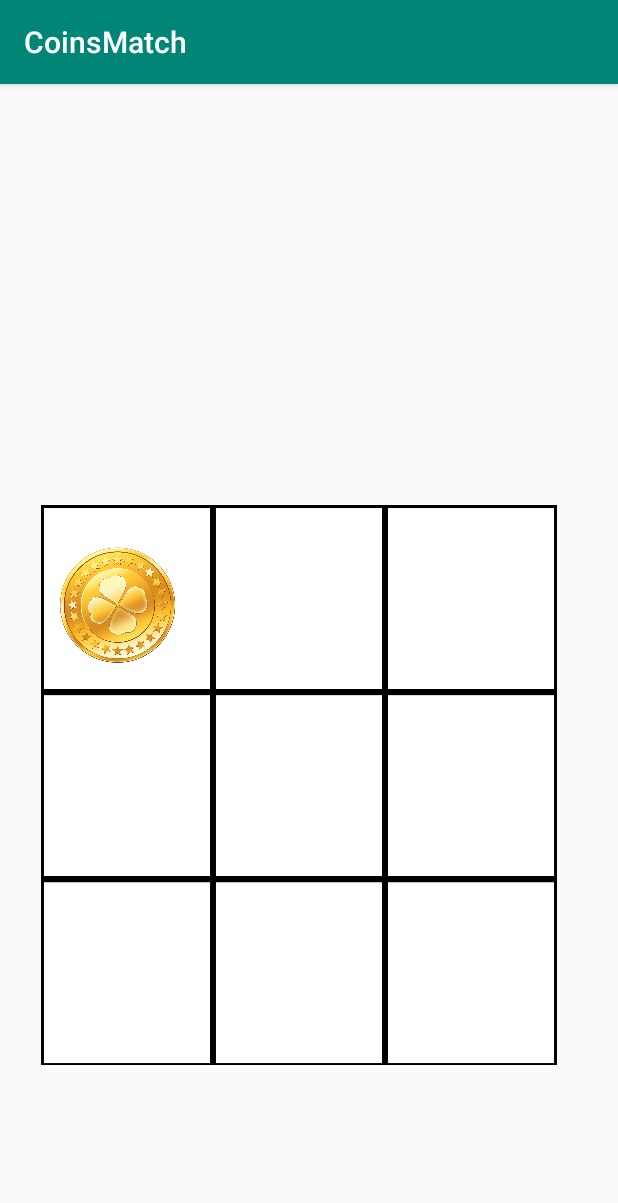
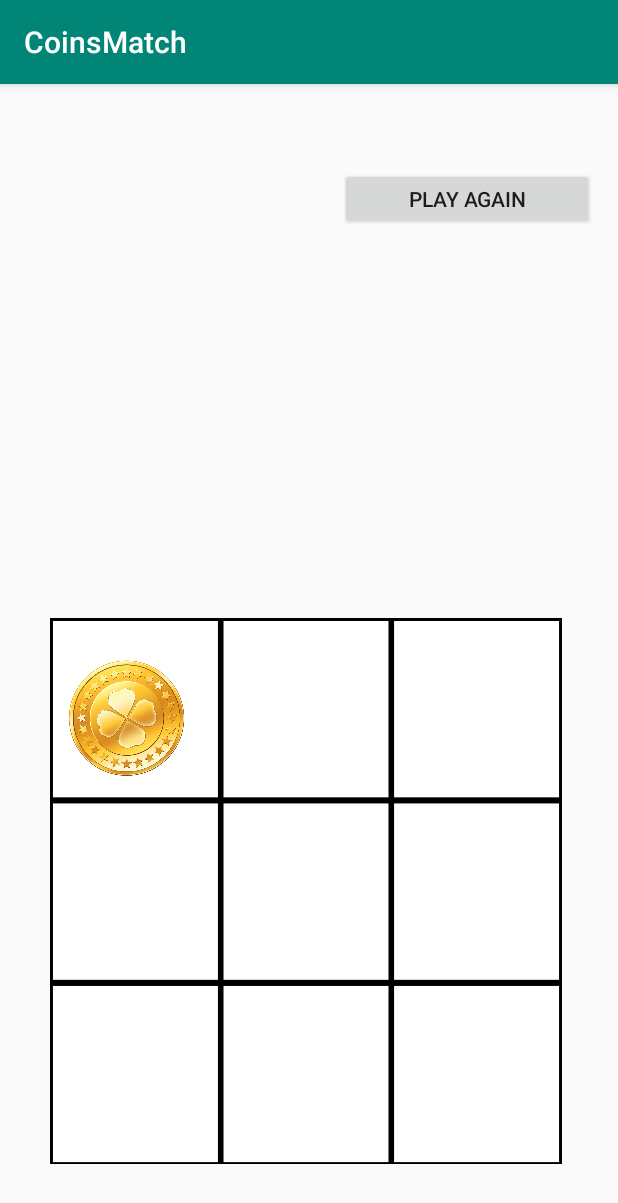
Before and after one commit to RandSaleh/CoinsMatch, an Android app: the screen it shows after launch (MainActivity), after a tap on an icon or button, on a phone screen of 412 x 824 dp. Shown: the top 1203 px of the screen. Run offline under Robolectric (Android 15) with nearby library versions, the phone set to English and light mode, and no system bars.

Commit message:
add play again

```diff
--- a/app/src/main/java/com/example/actc/coinsmatch/MainActivity.java
+++ b/app/src/main/java/com/example/actc/coinsmatch/MainActivity.java
@@ -3,101 +3,103 @@ package com.example.actc.coinsmatch;
 import android.os.Bundle;
 import android.support.v7.app.AppCompatActivity;
 import android.view.View;
+import android.widget.GridLayout;
+import android.widget.GridView;
 import android.widget.ImageView;
-import android.widget.Toast;
+import android.widget.TextView;
 
 public class MainActivity extends AppCompatActivity {
-    int numTurn=9;
-    int []memory={2,2,2,
-                  2,2,2,
-                  2,2,2};
-    int tagTemp=00; // this is just the initial value
-    boolean flag=false; // 0 if its yello tern
+    int numTurn = 9;
+    TextView txtWinner;
+    android.support.v7.widget.GridLayout countersGridView;
+    int[] memory = {4, 4, 4,
+            4, 4, 4,
+            4, 4, 4};
+    int tagTemp = 00; // this is just the initial value
+    boolean flag = false; // 0 if its yello tern
+
     /// The process for this method is to drop the image view off the screaan
     // then set the recourcse image for the image view
     //  drop it back again !
     public void dropIn(View view) {
         numTurn--;
+
         ImageView counter = (ImageView) view;
-        tagTemp= Integer.parseInt(counter.getTag().toString());
-
+        tagTemp = Integer.parseInt(counter.getTag().toString());
         counter.setTranslationY(-1500);
-        if (flag==false) {
+        if (flag == false) {
             //// yellow turn
             counter.setImageResource(R.drawable.goldcoin);
-            memory[tagTemp]=0;
+            memory[tagTemp] = 0;
             flag = true;
-
+            checkResult();
+        } else {
+            /// red turn
+            counter.setImageResource(R.drawable.coinred);
+            memory[tagTemp] = 1;
+            flag = false;
+            checkResult();
 
         }
-        else {
-            /// red turn
-            counter.setImageResource(R.drawable.coinred);
-            memory[tagTemp]=1;
-            flag=false;
-        }
-        System.out.println("test1 "+tagTemp+"    test2   "+memory[tagTemp]);
-
-
         counter.animate().translationY(30).setDuration(500);
-        if (numTurn==0){
-           // Toast.makeText(MainActivity.this, "The end ", Toast.LENGTH_LONG).show();
-            ShowResult();
-                }
+        if (numTurn == 0)
+            checkResult();
     }
 
 
-    public void ShowResult(){
-        if(memory[0]+memory[1]+memory[2]==3 || memory[0]+memory[3]+memory[6]==3||
-                memory[0]+memory[4]+memory[8]==3 ){
+    public void checkResult() {
+        if (memory[0] + memory[1] + memory[2] == 3 || memory[0] + memory[3] + memory[6] == 3 ||
+                memory[0] + memory[4] + memory[8] == 3) {
+            txtWinner.setText("Red win  ");
+        }
+        if (memory[0] + memory[1] + memory[2] == 3 || memory[1] + memory[4] + memory[7] == 3 ||
+                memory[2] + memory[5] + memory[8] == 3) {
+            txtWinner.setText("Red win  ");
+        }
+        if (memory[2] + memory[4] + memory[6] == 3) {
+            txtWinner.setText("Red win  ");
+        }
+        if (memory[0] + memory[1] + memory[2] == 3 || memory[0] + memory[3] + memory[6] == 3 ||
+                memory[0] + memory[4] + memory[8] == 0) {
+            txtWinner.setText("Yellow win  ");
 
-            Toast.makeText(MainActivity.this, "Red win  ", Toast.LENGTH_LONG).show();
         }
-        if(memory[0]+memory[1]+memory[2]==3 || memory[1]+memory[4]+memory[7]==3||
-                memory[2]+memory[5]+memory[8]==3 ){
-
-            Toast.makeText(MainActivity.this, "Red win  ", Toast.LENGTH_LONG).show();
+        if (memory[0] + memory[1] + memory[2] == 3 || memory[1] + memory[4] + memory[7] == 3 ||
+                memory[2] + memory[5] + memory[8] == 0) {
+            txtWinner.setText("Yellow win  ");
         }
 
-        if(memory[2]+memory[4]+memory[6]==3 ){
-
-            Toast.makeText(MainActivity.this, "Red win  ", Toast.LENGTH_LONG).show();
+        if (memory[2] + memory[4] + memory[6] == 0) {
+            txtWinner.setText("Yellow win  ");
         }
-
-        ///----------------------
-
-
-        if(memory[0]+memory[1]+memory[2]==3 || memory[0]+memory[3]+memory[6]==3||
-                memory[0]+memory[4]+memory[8]==0 ){
-
-            Toast.makeText(MainActivity.this, "Yellow win  ", Toast.LENGTH_LONG).show();
-        }
-        if(memory[0]+memory[1]+memory[2]==3 || memory[1]+memory[4]+memory[7]==3||
-                memory[2]+memory[5]+memory[8]==0 ){
-
-            Toast.makeText(MainActivity.this, "Yellow win  ", Toast.LENGTH_LONG).show();
-        }
-
-        if(memory[2]+memory[4]+memory[6]==0 ){
-
-            Toast.makeText(MainActivity.this, "Yellow win  ", Toast.LENGTH_LONG).show();
-        }
-
-
-
-
     }
 
     @Override
     protected void onCreate(Bundle savedInstanceState) {
         super.onCreate(savedInstanceState);
         setContentView(R.layout.activity_main);
+        txtWinner = findViewById(R.id.txtWinner);
+        countersGridView = (android.support.v7.widget.GridLayout)findViewById(R.id.gridLayout);
+    }
+
+    public void playAgain(View view) {
+        numTurn = 9;
+        tagTemp = 00;
+        flag = false;
+        memory = new int[]{4, 4, 4,
+                4, 4, 4,
+                4, 4, 4};
+        // Loop through all element in the grid view to remove the coins from it !
+
+        for (int i = 0; i < countersGridView.getChildCount(); i++) {
+            ImageView counter = (ImageView) countersGridView.getChildAt(i);
+            counter.setImageResource(0);
+
+
+        }
 
 
     }
 
-    public void myFaddingMethod(View view) {
 
-
-    }
 }
--- a/app/src/main/res/layout/activity_main.xml
+++ b/app/src/main/res/layout/activity_main.xml
@@ -7,30 +7,58 @@
     tools:context=".MainActivity">
 
 
+    <Button
+        android:id="@+id/button"
+        android:layout_width="169dp"
+        android:layout_height="41dp"
+        android:layout_marginStart="8dp"
+        android:layout_marginLeft="8dp"
+        android:layout_marginTop="56dp"
+        android:layout_marginEnd="8dp"
+        android:layout_marginRight="8dp"
+        android:onClick="playAgain"
+        android:text="Play Again"
+        app:layout_constraintEnd_toEndOf="parent"
+        app:layout_constraintHorizontal_bias="0.652"
+        app:layout_constraintStart_toEndOf="@+id/txtWinner"
+        app:layout_constraintTop_toTopOf="parent" />
+    <TextView
+        android:id="@+id/txtWinner"
+        android:layout_width="187dp"
+        android:layout_height="65dp"
+        android:layout_marginStart="8dp"
+        android:layout_marginLeft="8dp"
+        android:layout_marginTop="48dp"
+        android:layout_marginEnd="8dp"
+        android:layout_marginRight="8dp"
+        app:layout_constraintEnd_toEndOf="parent"
+        app:layout_constraintHorizontal_bias="0.038"
+        app:layout_constraintStart_toStartOf="parent"
+        app:layout_constraintTop_toTopOf="parent" />
+
     <android.support.v7.widget.GridLayout
-        android:layout_width="344dp"
-        android:layout_height="373dp"
-        android:layout_marginTop="96dp"
+        android:id="@+id/gridLayout"
+        android:layout_width="341dp"
+        android:layout_height="364dp"
+        android:layout_marginBottom="48dp"
         android:background="@drawable/board"
         app:columnCount="3"
         app:layout_constraintBottom_toBottomOf="parent"
         app:layout_constraintEnd_toEndOf="parent"
-        app:layout_constraintHorizontal_bias="0.4"
+        app:layout_constraintHorizontal_bias="0.471"
         app:layout_constraintStart_toStartOf="parent"
-        app:layout_constraintTop_toTopOf="parent"
-        app:layout_constraintVertical_bias="0.619"
         app:rowCount="3">
 
         <ImageView
             android:id="@+id/imageView1"
             android:layout_width="82dp"
             android:layout_height="78dp"
+            android:layout_marginLeft="10dp"
             android:layout_marginTop="8dp"
             android:onClick="dropIn"
+            android:tag="0"
             app:layout_column="0"
-            android:layout_marginLeft="10dp"
-            app:layout_row="0"
-            android:tag="0"/>
+            app:layout_row="0" />
 
         <ImageView
             android:id="@+id/imageView2"
@@ -39,9 +67,9 @@
             android:layout_marginLeft="25dp"
             android:layout_marginTop="8dp"
             android:onClick="dropIn"
+            android:tag="1"
             app:layout_column="1"
-            app:layout_row="0"
-            android:tag="1"/>
+            app:layout_row="0" />
 
         <ImageView
             android:id="@+id/imageView3"
@@ -49,8 +77,8 @@
             android:layout_height="90dp"
             android:layout_marginTop="8dp"
             android:onClick="dropIn"
+            android:tag="2"
             app:layout_column="2"
-            android:tag="2"
             app:layout_row="0" />
 
         <ImageView
@@ -60,22 +88,21 @@
             android:layout_marginLeft="8dp"
             android:layout_marginTop="30dp"
             android:onClick="dropIn"
+            android:tag="3"
             app:layout_column="0"
-            android:tag="3"
             app:layout_row="1" />
 
         <ImageView
             android:id="@+id/imageView4"
             android:layout_width="82dp"
             android:layout_height="78dp"
+            android:layout_marginLeft="20dp"
             android:layout_marginTop="30dp"
-            android:layout_marginLeft="20dp"
             android:layout_marginRight="20dp"
+            android:onClick="dropIn"
             android:tag="4"
             app:layout_column="1"
-            app:layout_row="1"
-            android:onClick="dropIn" />
-
+            app:layout_row="1" />
 
 
         <ImageView
@@ -84,8 +111,8 @@
             android:layout_height="86dp"
             android:layout_marginTop="30dp"
             android:onClick="dropIn"
+            android:tag="5"
             app:layout_column="2"
-            android:tag="5"
             app:layout_row="1" />
 
 
@@ -94,20 +121,20 @@
             android:layout_width="95dp"
             android:layout_height="100dp"
             android:layout_marginTop="20dp"
+            android:onClick="dropIn"
+            android:tag="6"
             app:layout_column="0"
-            app:layout_row="2"
-            android:tag="6"
-            android:onClick="dropIn" />
+            app:layout_row="2" />
 
         <ImageView
             android:id="@+id/imgtest"
             android:layout_width="119dp"
             android:layout_height="100dp"
+            android:layout_marginLeft="16dp"
             android:layout_marginTop="20dp"
+            android:onClick="dropIn"
+            android:tag="7"
             app:layout_column="1"
-            android:tag="7"
-            android:layout_marginLeft="16dp"
-            android:onClick="dropIn"
             app:layout_row="2" />
 
         <ImageView
@@ -116,8 +143,9 @@
             android:layout_height="81dp"
             android:layout_marginTop="20dp"
             android:onClick="dropIn"
+            android:tag="8"
             app:layout_column="2"
-            android:tag="8"
             app:layout_row="2" />
     </android.support.v7.widget.GridLayout>
+
 </android.support.constraint.ConstraintLayout>
```
